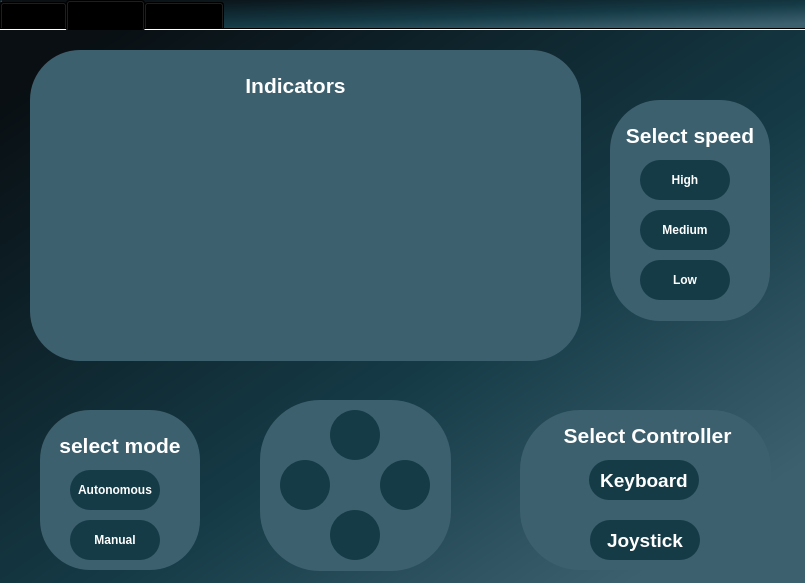
This is GUI/mainWindow.ui in Aquaphoton-Training-25/mega-project-team-1 as Qt 5 draws it before an edit. The edited form follows.
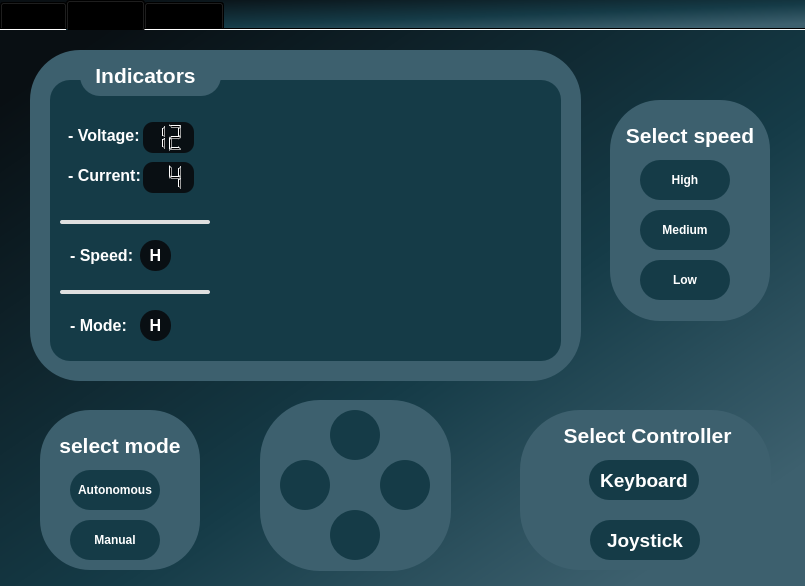
This is the edited form. The open tabs and pages were chosen to show the change. Icons and pictures are not drawn.

Patch:
```diff
--- a/GUI/mainWindow.ui
+++ b/GUI/mainWindow.ui
@@ -7,7 +7,7 @@
     <x>0</x>
     <y>0</y>
     <width>805</width>
-    <height>583</height>
+    <height>586</height>
    </rect>
   </property>
   <property name="contextMenuPolicy">
@@ -39,6 +39,9 @@
     <property name="bottomMargin">
      <number>0</number>
     </property>
+    <property name="spacing">
+     <number>0</number>
+    </property>
     <item row="0" column="0">
      <widget class="QTabWidget" name="tabWidget">
       <property name="palette">
@@ -921,7 +924,7 @@
           <x>30</x>
           <y>20</y>
           <width>551</width>
-          <height>311</height>
+          <height>331</height>
          </rect>
         </property>
         <property name="styleSheet">
@@ -934,30 +937,296 @@
         <property name="frameShadow">
          <enum>QFrame::Raised</enum>
         </property>
-        <widget class="QLabel" name="label_4">
+        <widget class="QFrame" name="indicators_front_frame">
          <property name="geometry">
           <rect>
-           <x>200</x>
-           <y>20</y>
-           <width>131</width>
-           <height>30</height>
+           <x>20</x>
+           <y>30</y>
+           <width>511</width>
+           <height>281</height>
           </rect>
          </property>
-         <property name="font">
-          <font>
-           <pointsize>16</pointsize>
-           <bold>true</bold>
-          </font>
+         <property name="styleSheet">
+          <string notr="true">background-color:#153b47;
+border-radius:20px
+</string>
          </property>
+         <property name="frameShape">
+          <enum>QFrame::StyledPanel</enum>
+         </property>
+         <property name="frameShadow">
+          <enum>QFrame::Raised</enum>
+         </property>
+         <widget class="QLabel" name="voltage_label">
+          <property name="geometry">
+           <rect>
+            <x>18</x>
+            <y>40</y>
+            <width>131</width>
+            <height>31</height>
+           </rect>
+          </property>
+          <property name="font">
+           <font>
+            <pointsize>12</pointsize>
+            <bold>true</bold>
+           </font>
+          </property>
+          <property name="styleSheet">
+           <string notr="true">color:white;</string>
+          </property>
+          <property name="text">
+           <string>- Voltage:</string>
+          </property>
+         </widget>
+         <widget class="QLabel" name="current_label">
+          <property name="geometry">
+           <rect>
+            <x>18</x>
+            <y>80</y>
+            <width>81</width>
+            <height>31</height>
+           </rect>
+          </property>
+          <property name="font">
+           <font>
+            <pointsize>12</pointsize>
+            <bold>true</bold>
+           </font>
+          </property>
+          <property name="styleSheet">
+           <string notr="true">color:white;</string>
+          </property>
+          <property name="text">
+           <string>- Current:</string>
+          </property>
+         </widget>
+         <widget class="Line" name="line">
+          <property name="geometry">
+           <rect>
+            <x>10</x>
+            <y>140</y>
+            <width>150</width>
+            <height>4</height>
+           </rect>
+          </property>
+          <property name="styleSheet">
+           <string notr="true">background-color: rgb(223, 223, 223);
+border-radius:2px;</string>
+          </property>
+          <property name="orientation">
+           <enum>Qt::Horizontal</enum>
+          </property>
+         </widget>
+         <widget class="QLCDNumber" name="lcdNumber">
+          <property name="geometry">
+           <rect>
+            <x>93</x>
+            <y>82</y>
+            <width>51</width>
+            <height>31</height>
+           </rect>
+          </property>
+          <property name="styleSheet">
+           <string notr="true">background-color:#090f13 ;
+
+border-radius:10px</string>
+          </property>
+          <property name="smallDecimalPoint">
+           <bool>true</bool>
+          </property>
+          <property name="digitCount">
+           <number>2</number>
+          </property>
+          <property name="value" stdset="0">
+           <double>4.000000000000000</double>
+          </property>
+          <property name="intValue" stdset="0">
+           <number>4</number>
+          </property>
+         </widget>
+         <widget class="QLCDNumber" name="lcdNumber_2">
+          <property name="geometry">
+           <rect>
+            <x>93</x>
+            <y>42</y>
+            <width>51</width>
+            <height>31</height>
+           </rect>
+          </property>
+          <property name="styleSheet">
+           <string notr="true">background-color:#090f13 ;
+border-radius:10px</string>
+          </property>
+          <property name="smallDecimalPoint">
+           <bool>true</bool>
+          </property>
+          <property name="digitCount">
+           <number>2</number>
+          </property>
+          <property name="value" stdset="0">
+           <double>12.000000000000000</double>
+          </property>
+         </widget>
+         <widget class="QLabel" name="speen_label">
+          <property name="geometry">
+           <rect>
+            <x>20</x>
+            <y>160</y>
+            <width>68</width>
+            <height>31</height>
+           </rect>
+          </property>
+          <property name="font">
+           <font>
+            <pointsize>12</pointsize>
+            <bold>true</bold>
+           </font>
+          </property>
+          <property name="styleSheet">
+           <string notr="true">color:white;</string>
+          </property>
+          <property name="text">
+           <string>- Speed:</string>
+          </property>
+         </widget>
+         <widget class="QLabel" name="speed_reading">
+          <property name="geometry">
+           <rect>
+            <x>90</x>
+            <y>160</y>
+            <width>31</width>
+            <height>31</height>
+           </rect>
+          </property>
+          <property name="font">
+           <font>
+            <pointsize>12</pointsize>
+            <bold>true</bold>
+           </font>
+          </property>
+          <property name="styleSheet">
+           <string notr="true">background-color: rgb(9, 15, 19);
+border-radius: 15px;
+color:white;</string>
+          </property>
+          <property name="text">
+           <string>H</string>
+          </property>
+          <property name="alignment">
+           <set>Qt::AlignCenter</set>
+          </property>
+         </widget>
+         <widget class="QLabel" name="mode_indicator">
+          <property name="geometry">
+           <rect>
+            <x>20</x>
+            <y>230</y>
+            <width>61</width>
+            <height>31</height>
+           </rect>
+          </property>
+          <property name="font">
+           <font>
+            <pointsize>12</pointsize>
+            <bold>true</bold>
+           </font>
+          </property>
+          <property name="styleSheet">
+           <string notr="true">color:white;</string>
+          </property>
+          <property name="text">
+           <string>- Mode:</string>
+          </property>
+         </widget>
+         <widget class="Line" name="line_2">
+          <property name="geometry">
+           <rect>
+            <x>10</x>
+            <y>210</y>
+            <width>150</width>
+            <height>4</height>
+           </rect>
+          </property>
+          <property name="styleSheet">
+           <string notr="true">background-color: rgb(223, 223, 223);
+border-radius:2px;</string>
+          </property>
+          <property name="orientation">
+           <enum>Qt::Horizontal</enum>
+          </property>
+         </widget>
+         <widget class="QLabel" name="mode_reading">
+          <property name="geometry">
+           <rect>
+            <x>90</x>
+            <y>230</y>
+            <width>31</width>
+            <height>31</height>
+           </rect>
+          </property>
+          <property name="font">
+           <font>
+            <pointsize>12</pointsize>
+            <bold>true</bold>
+           </font>
+          </property>
+          <property name="styleSheet">
+           <string notr="true">background-color: rgb(9, 15, 19);
+border-radius: 15px;
+color:white;</string>
+          </property>
+          <property name="text">
+           <string>H</string>
+          </property>
+          <property name="alignment">
+           <set>Qt::AlignCenter</set>
+          </property>
+         </widget>
+        </widget>
+        <widget class="QFrame" name="indicators_label_frame">
+         <property name="geometry">
+          <rect>
+           <x>50</x>
+           <y>5</y>
+           <width>141</width>
+           <height>41</height>
+          </rect>
+         </property>
          <property name="styleSheet">
-          <string notr="true">color:white;</string>
+          <string notr="true">border-radius:20px;</string>
          </property>
-         <property name="text">
-          <string>Indicators</string>
+         <property name="frameShape">
+          <enum>QFrame::StyledPanel</enum>
          </property>
-         <property name="alignment">
-          <set>Qt::AlignCenter</set>
+         <property name="frameShadow">
+          <enum>QFrame::Raised</enum>
          </property>
+         <widget class="QLabel" name="indicator_label">
+          <property name="geometry">
+           <rect>
+            <x>10</x>
+            <y>10</y>
+            <width>111</width>
+            <height>21</height>
+           </rect>
+          </property>
+          <property name="font">
+           <font>
+            <pointsize>16</pointsize>
+            <bold>true</bold>
+           </font>
+          </property>
+          <property name="styleSheet">
+           <string notr="true">color:white;</string>
+          </property>
+          <property name="text">
+           <string>Indicators</string>
+          </property>
+          <property name="alignment">
+           <set>Qt::AlignCenter</set>
+          </property>
+         </widget>
         </widget>
        </widget>
        <widget class="QFrame" name="movement_frame">
@@ -1349,17 +1618,6 @@
      </widget>
     </item>
    </layout>
-   <widget class="QWidget" name="layoutWidget">
-    <property name="geometry">
-     <rect>
-      <x>0</x>
-      <y>0</y>
-      <width>2</width>
-      <height>2</height>
-     </rect>
-    </property>
-    <layout class="QVBoxLayout" name="verticalLayout"/>
-   </widget>
   </widget>
  </widget>
  <resources>
```
Left out of the diff: 99 changed lines with no effect on the pictures.
